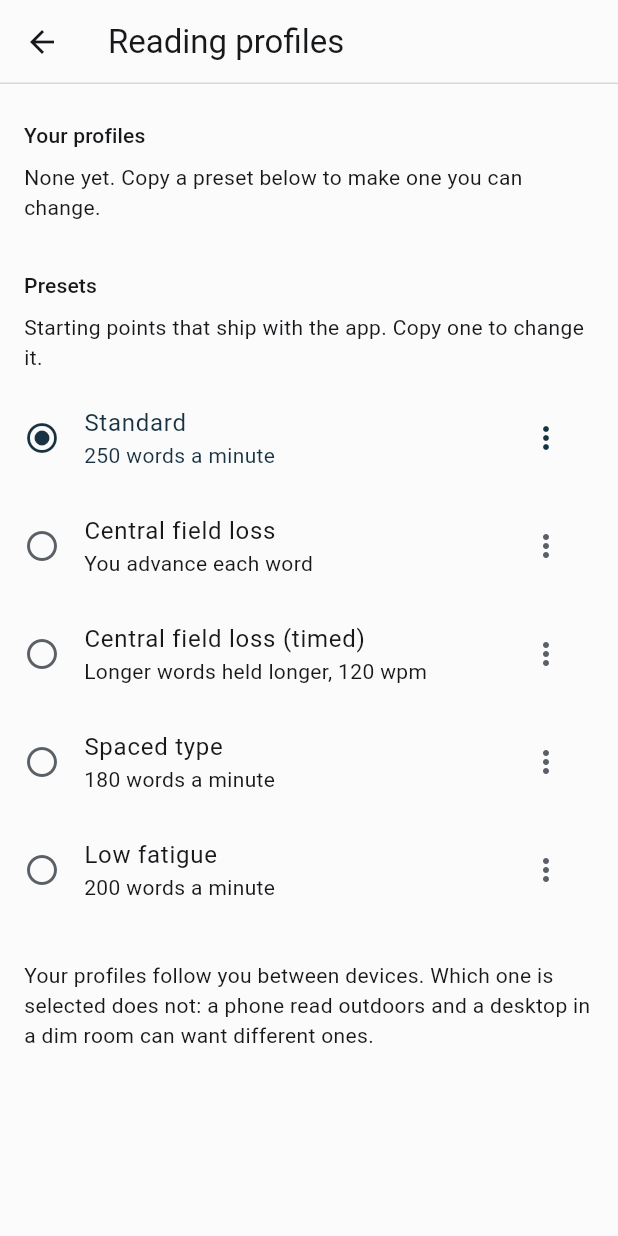
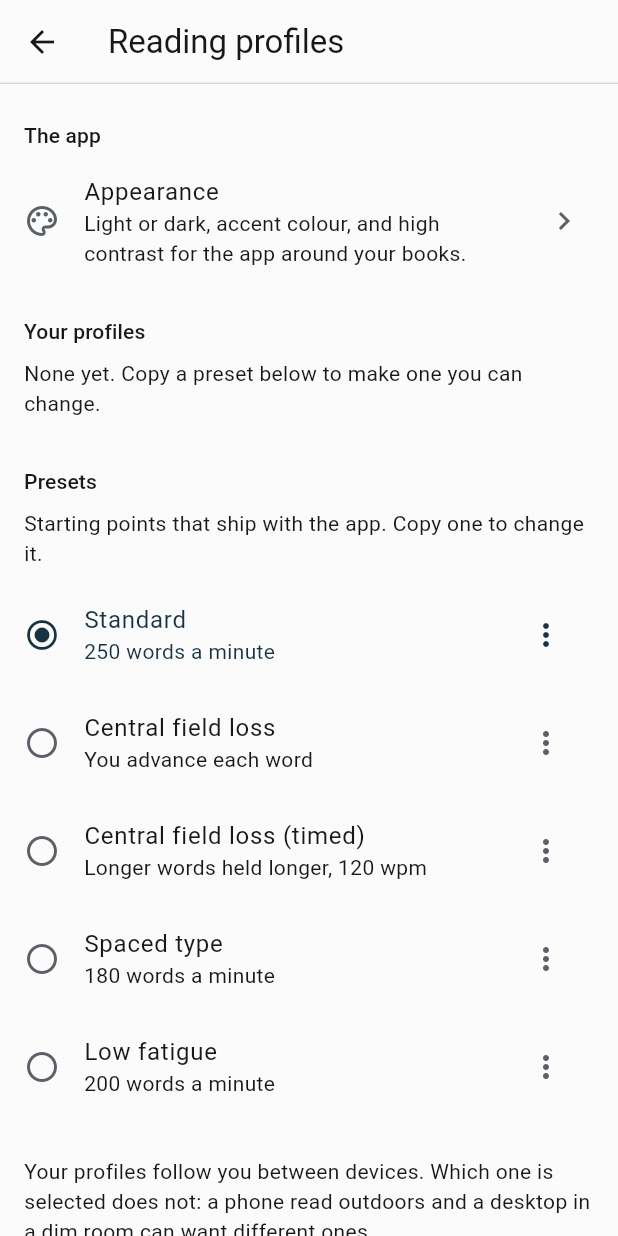
Before and after one commit to arnasbertulis/hereader, a Flutter app: the screen it shows after launch, after a tap on the "tune" icon, on a phone screen of 412 x 824 dp. Run offline on Flutter 3.47's test engine with Material 3 defaults, Android fonts, the phone set to English and light mode, and no system bars; our stand-ins replace drift, drift_flutter, file_picker, flutter_secure_storage; accounts and stored records are empty; generated files the repository leaves out were written again.

Commit message:
feat(app): choose theme, accent and contrast per device
The app around the books was one fixed theme following the platform
brightness. A reader with central field loss has no way to force dark on a
device reporting light, to ask for stronger separation between surfaces, or
to pick an accent at all.

Three preferences in the `ui.` namespace, each written with `sync: false`
stated at the call site rather than left to the default. A phone read
outdoors and a desktop in a dim room want different brightnesses, which is
the argument that already keeps the active profile pointer local, and
syncing these would open the outbound preference path with a theme switch
as its first customer.

Read inside `_start()` before `runApp`, on the same chain as the stored
session and the clock. Reading them after first paint means a white flash on
a dark-theme device on every cold start. Every decode falls back rather than
throwing, since this runs inside the try whose catch renders the startup
failure screen: an unrecognised value must not replace the app.

Stored as the words they mean rather than enum indices, and the accent as a
colour rather than a name, so a colour that is not on the list needs no
second format and no migration.

`HereaderApp` becomes stateful. It held its navigator `GlobalKey` as a field
of a `StatelessWidget`, which was safe only while nothing rebuilt it. An
appearance change rebuilds it now, and a fresh key would hand the `Navigator`
a new identity and discard every route under it, including a book being read.

High contrast is reachable two ways. The switch here forces it on, and
`MaterialApp`'s `highContrastTheme` slot gives it to anyone whose platform
already asks for high contrast without their having to find this screen.

The light `outline` value moves from `#8B9297` to `#787E82`. It draws the
border of an `OutlinedButton`, which WCAG 1.4.11 treats as information needed
to identify a control and asks to reach 3:1 against its background; the old
value reached 3.05 against `surface` and 2.52 against
`surfaceContainerHighest`. Nothing here carries elevation, so that border is
the only thing separating the control from what is behind it.

`index.html` paints its background from `prefers-color-scheme`, so the loader
is no longer white on a dark device. It follows the browser rather than the
stored choice, which lives in OPFS behind the engine the page is waiting for.
Recorded as a limitation.

```diff
--- a/app/lib/main.dart
+++ b/app/lib/main.dart
@@ -11,6 +11,7 @@ import 'sync/auth_store.dart';
 import 'sync/position_conflict_sheet.dart';
 import 'sync/sync_engine.dart';
 import 'theme/app_theme.dart';
+import 'theme/appearance.dart';
 
 /// Where the sync service lives.
 ///
@@ -59,11 +60,28 @@ Future<void> _start() async {
     await auth.restore();
     await sync.start();
 
+    // Also before the first frame. Reading appearance after first paint
+    // means a white flash on a dark-theme device on every cold start, which
+    // is worse than usual for a reader who chose a dark theme because bright
+    // light is uncomfortable.
+    final appearance = AppearanceController(
+      repository: repository,
+      issueStamp: sync.issueStamp,
+    );
+    await appearance.restore();
+
     // Not awaited: a slow or unreachable server must not delay the library
     // appearing. Reading works whether or not this succeeds.
     unawaited(sync.syncNow());
 
-    runApp(HereaderApp(repository: repository, sync: sync, api: api));
+    runApp(
+      HereaderApp(
+        repository: repository,
+        sync: sync,
+        api: api,
+        appearance: appearance,
+      ),
+    );
   } catch (error, stack) {
     // Shown and printed: the screen carries the message for the reader, the
     // console carries the trace for whoever they send it to.
@@ -84,44 +102,95 @@ Future<void> _start() async {
   }
 }
 
-class HereaderApp extends StatelessWidget {
+class HereaderApp extends StatefulWidget {
   final LibraryRepository repository;
   final SyncEngine sync;
   final ApiClient api;
+  final AppearanceController appearance;
 
-  HereaderApp({
+  const HereaderApp({
     super.key,
     required this.repository,
     required this.sync,
     required this.api,
+    required this.appearance,
   });
 
+  @override
+  State<HereaderApp> createState() => _HereaderAppState();
+}
+
+/// Stateful so the navigator key survives a rebuild.
+///
+/// This was a `StatelessWidget` holding the `GlobalKey` as a field, which
+/// worked only because nothing ever rebuilt it. Appearance changes rebuild
+/// it now, and a fresh key on each rebuild would hand the `Navigator` a new
+/// identity and throw away every route under it — including the book the
+/// reader is in.
+class _HereaderAppState extends State<HereaderApp> {
   /// Lets the conflict watcher present a sheet over whatever route is
   /// showing, including the reading surface.
   final _navigatorKey = GlobalKey<NavigatorState>();
 
   @override
   Widget build(BuildContext context) {
+    return ListenableBuilder(
+      listenable: widget.appearance,
+      builder: (context, _) {
+        final appearance = widget.appearance.settings;
+
         return MaterialApp(
           title: 'Hereader',
-      // The library, settings and sign-in follow the platform. The reading
-      // surface does not: which polarity the text is drawn in is a per-profile
-      // setting, so the reader screen builds its own chrome theme from the
-      // active profile rather than inheriting either of these. See
+          // Home, the library, settings and sign-in follow the reader's
+          // stored choice, defaulting to the platform. The reading surface
+          // does not: which polarity the text is drawn in is a per-profile
+          // setting, so the reader screen builds its own chrome theme from
+          // the active profile rather than inheriting any of these. See
           // `readerChromeTheme`.
-      theme: appTheme(brightness: Brightness.light),
-      darkTheme: appTheme(brightness: Brightness.dark),
-      themeMode: ThemeMode.system,
+          theme: appTheme(
+            brightness: Brightness.light,
+            accent: appearance.accent,
+            highContrast: appearance.highContrast,
+          ),
+          darkTheme: appTheme(
+            brightness: Brightness.dark,
+            accent: appearance.accent,
+            highContrast: appearance.highContrast,
+          ),
+          // Used by the framework when the platform itself reports a
+          // high-contrast preference, which is how a reader who set it at
+          // the operating system level gets it here without finding the
+          // switch. The app's own switch forces it on regardless, so the
+          // effective rule is either one.
+          highContrastTheme: appTheme(
+            brightness: Brightness.light,
+            accent: appearance.accent,
+            highContrast: true,
+          ),
+          highContrastDarkTheme: appTheme(
+            brightness: Brightness.dark,
+            accent: appearance.accent,
+            highContrast: true,
+          ),
+          themeMode: appearance.themeMode,
           navigatorKey: _navigatorKey,
-      // Above the app rather than inside a screen, so a divergence arriving
-      // during a periodic sync is asked about wherever the reader is.
+          // Above the app rather than inside a screen, so a divergence
+          // arriving during a periodic sync is asked about wherever the
+          // reader is.
           builder: (context, child) => ConflictWatcher(
-        repository: repository,
-        sync: sync,
+            repository: widget.repository,
+            sync: widget.sync,
             navigatorKey: _navigatorKey,
             child: child ?? const SizedBox.shrink(),
           ),
-      home: LibraryScreen(repository: repository, sync: sync, api: api),
+          home: LibraryScreen(
+            repository: widget.repository,
+            sync: widget.sync,
+            api: widget.api,
+            appearance: widget.appearance,
+          ),
+        );
+      },
     );
   }
 }
--- a/app/lib/reading/library_screen.dart
+++ b/app/lib/reading/library_screen.dart
@@ -8,6 +8,7 @@ import '../data/library_repository.dart';
 import '../sync/api_client.dart';
 import '../sync/sign_in_screen.dart';
 import '../sync/sync_engine.dart';
+import '../theme/appearance.dart';
 import 'library_book.dart';
 import 'paste_reader_screen.dart';
 import 'reader_screen.dart';
@@ -18,11 +19,16 @@ class LibraryScreen extends StatefulWidget {
   final SyncEngine sync;
   final ApiClient api;
 
+  /// Passed through to the settings screen, which is where appearance is
+  /// changed until the navigation shell gives settings a tab of its own.
+  final AppearanceController appearance;
+
   const LibraryScreen({
     super.key,
     required this.repository,
     required this.sync,
     required this.api,
+    required this.appearance,
   });
 
   @override
@@ -198,6 +204,7 @@ class _LibraryScreenState extends State<LibraryScreen> {
         builder: (_) => SettingsScreen(
           repository: _repo,
           issueStamp: widget.sync.issueStamp,
+          appearance: widget.appearance,
         ),
       ),
     );
--- a/app/lib/reading/settings_screen.dart
+++ b/app/lib/reading/settings_screen.dart
@@ -2,6 +2,8 @@ import 'package:flutter/material.dart';
 import 'package:rsvp_engine/rsvp_engine.dart';
 
 import '../data/library_repository.dart';
+import '../theme/appearance.dart';
+import 'appearance_screen.dart';
 import 'profile_edit_screen.dart';
 import 'profile_presentation.dart';
 
@@ -26,10 +28,18 @@ class SettingsScreen extends StatefulWidget {
   /// one.
   final Future<String> Function() issueStamp;
 
+  /// Handed to [AppearanceScreen], which is reached from the row at the top
+  /// of this list. Appearance is not a reading profile and does not belong
+  /// on a screen called Reading profiles; it sits here because this is the
+  /// only settings surface the app has until the navigation shell lands,
+  /// and the row moves to a settings index then.
+  final AppearanceController appearance;
+
   const SettingsScreen({
     super.key,
     required this.repository,
     required this.issueStamp,
+    required this.appearance,
   });
 
   @override
@@ -144,6 +154,23 @@ class _SettingsScreenState extends State<SettingsScreen> {
 
           return ListView(
             children: [
+              const _SectionHeader('The app'),
+              ListTile(
+                leading: const Icon(Icons.palette_outlined),
+                title: const Text('Appearance'),
+                subtitle: const Text(
+                  'Light or dark, accent colour, and high contrast for the '
+                  'app around your books.',
+                ),
+                trailing: const Icon(Icons.chevron_right),
+                onTap: () => Navigator.of(context).push(
+                  MaterialPageRoute(
+                    builder: (_) =>
+                        AppearanceScreen(controller: widget.appearance),
+                  ),
+                ),
+              ),
+
               const _SectionHeader('Your profiles'),
               if (mine.isEmpty)
                 const Padding(
--- a/app/lib/theme/app_colors.dart
+++ b/app/lib/theme/app_colors.dart
@@ -1,4 +1,5 @@
 import 'package:flutter/material.dart';
+import 'package:rsvp_engine/rsvp_engine.dart';
 
 /// Neutral surface ramps and the accent list, and [buildScheme], which
 /// combines them into a [ColorScheme].
@@ -42,6 +43,19 @@ abstract final class AppAccents {
 
   static const all = [ink, teal, moss, amber, rust, crimson];
 }
+
+/// The mark drawn on top of a filled accent swatch.
+///
+/// Black or white by the accent's own luminance, using the same 0.179
+/// threshold as `chromeBrightnessFor`: that is the point where a colour's
+/// contrast against black equals its contrast against white, so it is where
+/// the better choice flips. The swatch is the one place the raw accent hex
+/// is painted rather than handed to `fromSeed`, and a selected swatch has to
+/// show a check rather than relying on colour alone.
+Color onAccent(Color accent) =>
+    relativeLuminance(accent.toARGB32()) > 0.179
+    ? const Color(0xFF000000)
+    : const Color(0xFFFFFFFF);
 
 /// The fixed neutral roles [buildScheme] overrides `fromSeed`'s output with.
 ///
@@ -118,6 +132,15 @@ class _Neutrals {
   );
 }
 
+/// `outline` is darker than the rest of the ramp implies, and deliberately.
+///
+/// It is not text; it draws the border of an outlined button, which WCAG
+/// 1.4.11 treats as information needed to identify a control and asks for
+/// 3:1 against what it sits on. The value this started at reached 3.05
+/// against `surface` and 2.52 against `surfaceContainerHighest`, so a button
+/// on a card missed the bar. Nothing here uses elevation, so that border is
+/// the only thing separating the control from the surface behind it.
+/// `app/test/app_theme_test.dart` measures it against every surface role.
 const _lightNeutrals = _Neutrals(
   surfaceContainerLowest: Color(0xFFFFFFFF),
   surface: Color(0xFFFBFBFC),
@@ -129,7 +152,7 @@ const _lightNeutrals = _Neutrals(
   surfaceDim: Color(0xFFDCDFE1),
   onSurface: Color(0xFF16181A),
   onSurfaceVariant: Color(0xFF5A6066),
-  outline: Color(0xFF8B9297),
+  outline: Color(0xFF787E82),
   outlineVariant: Color(0xFFD5D9DC),
   inverseSurface: Color(0xFF2B2F33),
   onInverseSurface: Color(0xFFF1F3F4),
--- /dev/null
+++ b/app/lib/theme/appearance.dart
@@ -0,0 +1,227 @@
+import 'package:flutter/material.dart';
+import 'package:rsvp_engine/rsvp_engine.dart';
+
+import '../data/library_repository.dart';
+import 'app_colors.dart';
+
+/// The three appearance choices a reader makes about app chrome, and the
+/// controller that stores them.
+///
+/// These are the app around the books: Home, Library, Settings, sign-in. The
+/// reading surface takes its colours from the active reading profile and
+/// nothing here reaches it. `readerChromeTheme` seeds from its own fixed
+/// neutral for exactly that reason, so a reader who tinted their background
+/// moss and set the accent to rust never sees the two adjacent.
+///
+/// **Device-local, on purpose.** `setPreference` takes `sync: false` and
+/// every write below passes it explicitly. Two reasons. A phone read
+/// outdoors and a desktop in a dim room want different brightnesses, which
+/// is the argument that already keeps the active profile pointer local.
+/// And syncing these needs the outbound preference path, which ADR 0005
+/// records as unused capability; a theme switch is the wrong first thing to
+/// send through it.
+
+/// Preference keys, in the `ui.` namespace `activeProfileKey` established.
+abstract final class AppearanceKeys {
+  static const themeMode = 'ui.theme_mode';
+  static const accent = 'ui.accent';
+  static const highContrast = 'ui.high_contrast';
+}
+
+@immutable
+class AppearanceSettings {
+  final ThemeMode themeMode;
+  final Color accent;
+  final bool highContrast;
+
+  const AppearanceSettings({
+    required this.themeMode,
+    required this.accent,
+    required this.highContrast,
+  });
+
+  /// What a device with nothing stored starts from.
+  ///
+  /// A `static final` rather than default parameter values, for the same
+  /// reason `appTheme` takes a nullable accent: `AppAccents.defaultAccent`
+  /// is a const object, and reading `.color` off one is not a constant
+  /// expression. Writing the Ink hex here instead would put it in two files,
+  /// and the next person to change Ink would change one of them.
+  static final AppearanceSettings defaults = AppearanceSettings(
+    themeMode: ThemeMode.system,
+    accent: AppAccents.defaultAccent.color,
+    highContrast: false,
+  );
+
+  AppearanceSettings copyWith({
+    ThemeMode? themeMode,
+    Color? accent,
+    bool? highContrast,
+  }) => AppearanceSettings(
+    themeMode: themeMode ?? this.themeMode,
+    accent: accent ?? this.accent,
+    highContrast: highContrast ?? this.highContrast,
+  );
+
+  @override
+  bool operator ==(Object other) =>
+      other is AppearanceSettings &&
+      other.themeMode == themeMode &&
+      other.accent == accent &&
+      other.highContrast == highContrast;
+
+  @override
+  int get hashCode => Object.hash(themeMode, accent, highContrast);
+}
+
+// -- encoding ------------------------------------------------------------
+//
+// Values are stored as the words they mean rather than as enum indices. An
+// index breaks silently the day the enum gains a case in a different
+// position, and it says nothing at all to anyone reading the row.
+
+String encodeThemeMode(ThemeMode mode) => switch (mode) {
+  ThemeMode.system => 'system',
+  ThemeMode.light => 'light',
+  ThemeMode.dark => 'dark',
+};
+
+/// Falls back to following the platform rather than throwing.
+///
+/// Appearance is read inside `_start()`, before the first frame, so a row
+/// this build does not recognise has to degrade to something renderable.
+/// Failing there would replace the app with the startup failure screen over
+/// a preference, which is the same reasoning ADR 0005 applies to profiles
+/// arriving from a build with different constraints.
+ThemeMode decodeThemeMode(String? value) => switch (value) {
+  'light' => ThemeMode.light,
+  'dark' => ThemeMode.dark,
+  _ => ThemeMode.system,
+};
+
+final _accentHex = RegExp(r'^#?[0-9a-fA-F]{6}$');
+
+/// Six-digit hex with a leading `#`, matching what `hexOf` already shows a
+/// reader in the background picker.
+///
+/// The colour rather than the accent's name, so the custom accent the
+/// appearance section will add needs no second storage format and no
+/// migration: an arbitrary colour is already representable.
+String encodeAccent(Color color) {
+  final argb = color.toARGB32();
+  return '#${_pair(redOf(argb))}${_pair(greenOf(argb))}${_pair(blueOf(argb))}';
+}
+
+String _pair(int component) =>
+    component.toRadixString(16).padLeft(2, '0').toUpperCase();
+
+/// Parses a stored accent, falling back to Ink on anything unrecognised.
+///
+/// Read two hex digits at a time rather than six at once. Every value that
+/// exists here is at most 255, so there is no arithmetic whose result could
+/// differ between the VM and `dart2js` — the failure class ADR 0009 exists
+/// for. This file could not run in a browser test anyway, since `app/test/`
+/// reaches `dart:ffi` through drift, which is precisely why it is written so
+/// that being untestable there costs nothing.
+Color decodeAccent(String? value) {
+  if (value == null || !_accentHex.hasMatch(value)) {
+    return AppearanceSettings.defaults.accent;
+  }
+
+  final hex = value.startsWith('#') ? value.substring(1) : value;
+
+  return Color.fromARGB(
+    0xFF,
+    int.parse(hex.substring(0, 2), radix: 16),
+    int.parse(hex.substring(2, 4), radix: 16),
+    int.parse(hex.substring(4, 6), radix: 16),
+  );
+}
+
+String encodeHighContrast(bool value) => value ? 'true' : 'false';
+
+bool decodeHighContrast(String? value) => value == 'true';
+
+// -- controller ----------------------------------------------------------
+
+/// Holds the current appearance and writes changes through to the database.
+///
+/// Sits above `MaterialApp`, which rebuilds from it. Screens take it
+/// directly rather than looking it up through an inherited widget, matching
+/// how `SettingsScreen` already takes a repository and a stamp function: a
+/// test that wants one constructs one.
+class AppearanceController extends ChangeNotifier {
+  final LibraryRepository repository;
+
+  /// Supplies a clock stamp for each write. Pass `syncEngine.issueStamp`.
+  final Future<String> Function() issueStamp;
+
+  AppearanceSettings _settings = AppearanceSettings.defaults;
+
+  AppearanceController({required this.repository, required this.issueStamp});
+
+  AppearanceSettings get settings => _settings;
+
+  /// Reads the three keys. Called from `_start()` before `runApp`.
+  ///
+  /// Before the first frame rather than after it, because reading them later
+  /// means a white flash on a dark-theme device on every cold start, and the
+  /// reader this app is for is more likely than most to be sensitive to it.
+  ///
+  /// Three keyed lookups rather than one query over the table. The
+  /// repository exposes preferences by key and nothing else, and a
+  /// prefix query added here would be a second way to read the same table
+  /// for three rows on a path that runs once.
+  Future<void> restore() async {
+    final themeMode = await repository.preference(AppearanceKeys.themeMode);
+    final accent = await repository.preference(AppearanceKeys.accent);
+    final contrast = await repository.preference(AppearanceKeys.highContrast);
+
+    _settings = AppearanceSettings(
+      themeMode: decodeThemeMode(themeMode),
+      accent: decodeAccent(accent),
+      highContrast: decodeHighContrast(contrast),
+    );
+
+    notifyListeners();
+  }
+
+  Future<void> setThemeMode(ThemeMode mode) async {
+    if (mode == _settings.themeMode) return;
+
+    await _persist(AppearanceKeys.themeMode, encodeThemeMode(mode));
+    _settings = _settings.copyWith(themeMode: mode);
+    notifyListeners();
+  }
+
+  Future<void> setAccent(Color accent) async {
+    if (accent == _settings.accent) return;
+
+    await _persist(AppearanceKeys.accent, encodeAccent(accent));
+    _settings = _settings.copyWith(accent: accent);
+    notifyListeners();
+  }
+
+  Future<void> setHighContrast(bool value) async {
+    if (value == _settings.highContrast) return;
+
+    await _persist(AppearanceKeys.highContrast, encodeHighContrast(value));
+    _settings = _settings.copyWith(highContrast: value);
+    notifyListeners();
+  }
+
+  /// Written first, then notified.
+  ///
+  /// The other order paints the change a frame sooner and shows the reader a
+  /// setting that did not stick if the write throws. This is one keyed
+  /// upsert against local SQLite, so the frame it costs is not one anybody
+  /// can see.
+  Future<void> _persist(String key, String value) async {
+    await repository.setPreference(
+      key,
+      value,
+      hlc: await issueStamp(),
+      sync: false,
+    );
+  }
+}
```
Also changed, not shown: app/lib/reading/appearance_screen.dart (added, +226 -0 lines), app/lib/startup_failure.dart (+5 -4 lines), 4 other files. Lines whose indentation alone changed are shown as unchanged.
